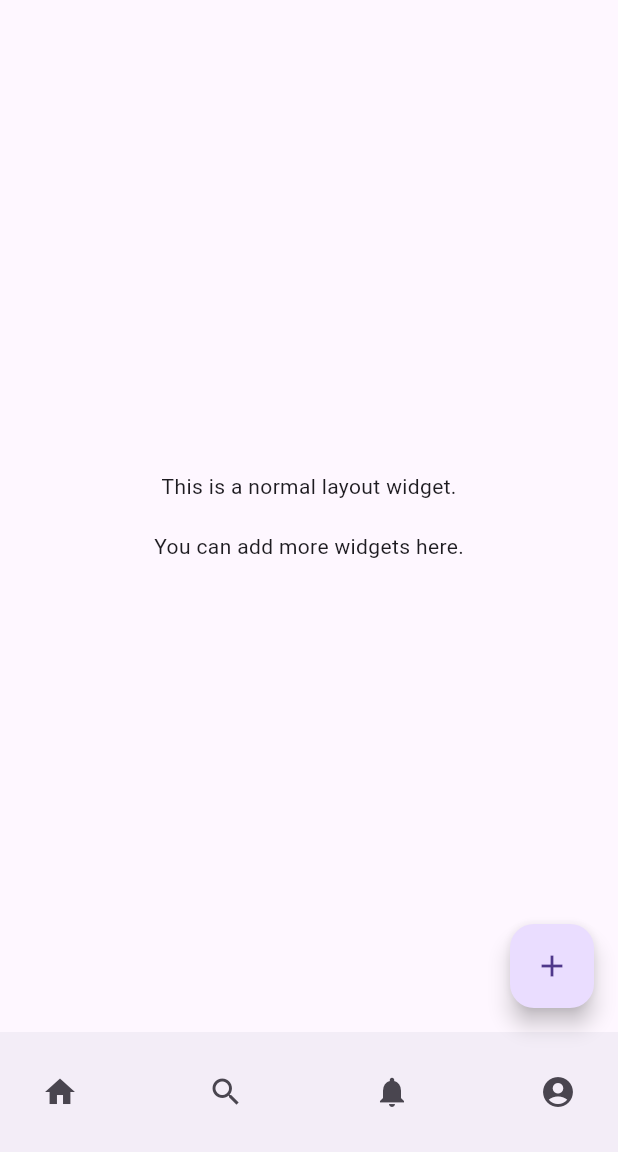
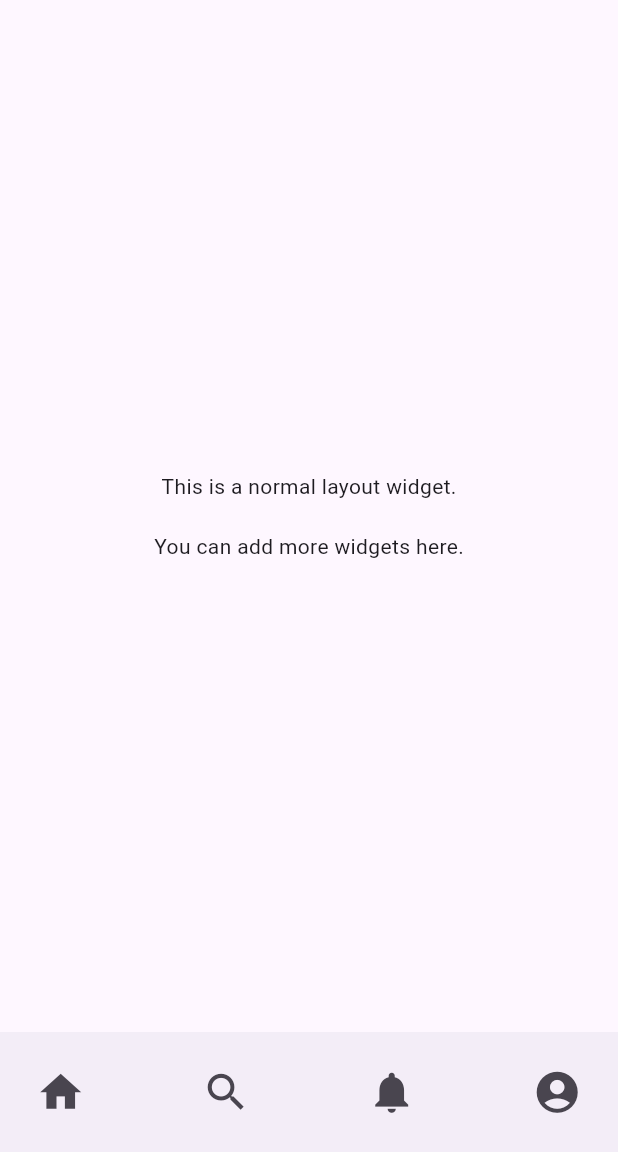
Before and after one commit to UncleDonCarlo/Boba-Shop-Flutter, a Flutter app: the screen it shows after launch, on a phone screen of 412 x 824 dp, the part 84-1236 px from its top. Run offline on Flutter 3.47's test engine with Material 3 defaults, Android fonts, the phone set to English and light mode, and no system bars.

Commit message:
Patch : icon size

```diff
--- a/lib/features/presentation/layout/NormalLayout.dart
+++ b/lib/features/presentation/layout/NormalLayout.dart
@@ -46,37 +46,34 @@ class NormalLayout extends StatelessWidget {
           ],
         ),
       ),
-      floatingActionButton: FloatingActionButton(
-        onPressed: () {
-          // Action to perform when the button is pressed
-        },
-        child: Icon(Icons.add),
-        tooltip: 'Add',
-      ),
       bottomNavigationBar: BottomAppBar(
         child: Row(
           mainAxisAlignment: MainAxisAlignment.spaceBetween,
           children: <Widget>[
             IconButton(
               icon: Icon(Icons.home),
+              iconSize: MediaQuery.of(context).size.width * 0.08,
               onPressed: () {
                 // Action to perform when the home icon is pressed
               },
             ),
             IconButton(
               icon: Icon(Icons.search),
+              iconSize: MediaQuery.of(context).size.width * 0.08,
               onPressed: () {
                 // Action to perform when the search icon is pressed
               },
             ),
             IconButton(
               icon: Icon(Icons.notifications),
+              iconSize: MediaQuery.of(context).size.width * 0.08,
               onPressed: () {
                 // Action to perform when the notifications icon is pressed
               },
             ),
             IconButton(
               icon: Icon(Icons.account_circle),
+              iconSize: MediaQuery.of(context).size.width * 0.08,
               onPressed: () {
                 // Action to perform when the account icon is pressed
               },
```
